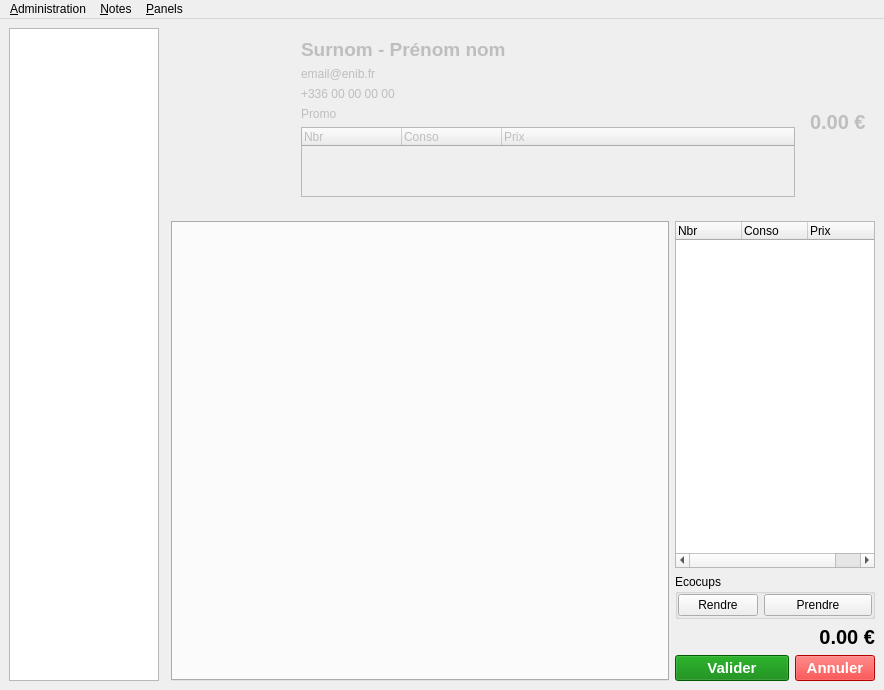
The window that application/ui/mainwindow.ui (nils-van-zuijlen/Enibar) describes before a commit, drawn with Qt 5.
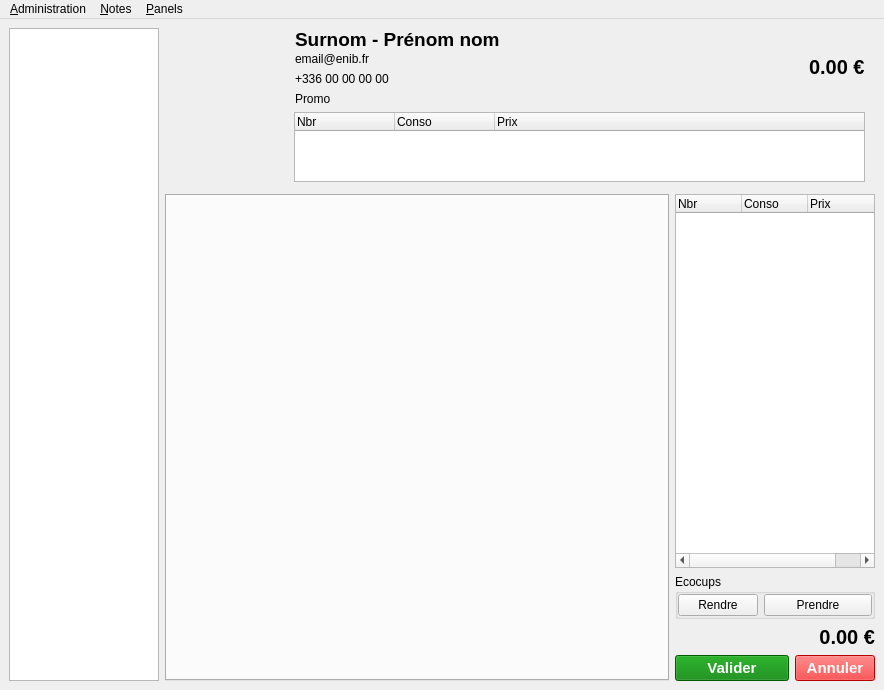
The same window after the commit. Custom widgets are drawn as their Qt base class.

Commit message: Beter ui disposition for main window hisotry

Diff of the .ui file:
```diff
--- a/application/ui/mainwindow.ui
+++ b/application/ui/mainwindow.ui
@@ -24,237 +24,32 @@
   </property>
   <widget class="QWidget" name="centralwidget">
    <layout class="QGridLayout" name="gridLayout_3">
-    <item row="0" column="0" rowspan="3">
-     <widget class="NotesList" name="notes_list">
-      <property name="sizePolicy">
-       <sizepolicy hsizetype="Fixed" vsizetype="Expanding">
-        <horstretch>0</horstretch>
-        <verstretch>0</verstretch>
-       </sizepolicy>
-      </property>
-      <property name="minimumSize">
-       <size>
-        <width>150</width>
-        <height>0</height>
-       </size>
-      </property>
-      <property name="maximumSize">
-       <size>
-        <width>150</width>
-        <height>16777215</height>
-       </size>
-      </property>
-      <property name="baseSize">
-       <size>
-        <width>200</width>
-        <height>0</height>
-       </size>
-      </property>
-      <property name="sortingEnabled">
-       <bool>true</bool>
-      </property>
-     </widget>
-    </item>
-    <item row="0" column="1" rowspan="2" colspan="3">
-     <widget class="QFrame" name="note_box">
+    <item row="2" column="1" colspan="2">
+     <widget class="Panels" name="panels">
       <property name="enabled">
+       <bool>true</bool>
+      </property>
+      <property name="tabPosition">
+       <enum>QTabWidget::North</enum>
+      </property>
+      <property name="tabShape">
+       <enum>QTabWidget::Rounded</enum>
+      </property>
+      <property name="currentIndex">
+       <number>-1</number>
+      </property>
+      <property name="elideMode">
+       <enum>Qt::ElideRight</enum>
+      </property>
+      <property name="usesScrollButtons">
+       <bool>true</bool>
+      </property>
+      <property name="documentMode">
        <bool>false</bool>
       </property>
-      <property name="sizePolicy">
-       <sizepolicy hsizetype="Preferred" vsizetype="Maximum">
-        <horstretch>0</horstretch>
-        <verstretch>0</verstretch>
-       </sizepolicy>
+      <property name="movable">
+       <bool>true</bool>
       </property>
-      <property name="styleSheet">
-       <string notr="true"/>
-      </property>
-      <layout class="QHBoxLayout" name="horizontalLayout_2">
-       <item>
-        <widget class="QLabel" name="note_photo">
-         <property name="sizePolicy">
-          <sizepolicy hsizetype="Fixed" vsizetype="Expanding">
-           <horstretch>0</horstretch>
-           <verstretch>0</verstretch>
-          </sizepolicy>
-         </property>
-         <property name="minimumSize">
-          <size>
-           <width>120</width>
-           <height>160</height>
-          </size>
-         </property>
-         <property name="maximumSize">
-          <size>
-           <width>120</width>
-           <height>160</height>
-          </size>
-         </property>
-         <property name="text">
-          <string/>
-         </property>
-        </widget>
-       </item>
-       <item>
-        <widget class="QFrame" name="note_middle">
-         <property name="sizePolicy">
-          <sizepolicy hsizetype="Minimum" vsizetype="Maximum">
-           <horstretch>1</horstretch>
-           <verstretch>0</verstretch>
-          </sizepolicy>
-         </property>
-         <property name="minimumSize">
-          <size>
-           <width>200</width>
-           <height>0</height>
-          </size>
-         </property>
-         <property name="lineWidth">
-          <number>50</number>
-         </property>
-         <layout class="QVBoxLayout" name="verticalLayout">
-          <property name="leftMargin">
-           <number>1</number>
-          </property>
-          <property name="topMargin">
-           <number>1</number>
-          </property>
-          <item>
-           <widget class="QLabel" name="note_name">
-            <property name="sizePolicy">
-             <sizepolicy hsizetype="MinimumExpanding" vsizetype="Preferred">
-              <horstretch>1</horstretch>
-              <verstretch>0</verstretch>
-             </sizepolicy>
-            </property>
-            <property name="font">
-             <font>
-              <pointsize>14</pointsize>
-              <weight>75</weight>
-              <bold>true</bold>
-             </font>
-            </property>
-            <property name="text">
-             <string>Surnom - Prénom nom</string>
-            </property>
-            <property name="alignment">
-             <set>Qt::AlignLeading|Qt::AlignLeft|Qt::AlignTop</set>
-            </property>
-           </widget>
-          </item>
-          <item>
-           <widget class="QLabel" name="note_mail">
-            <property name="sizePolicy">
-             <sizepolicy hsizetype="MinimumExpanding" vsizetype="Preferred">
-              <horstretch>1</horstretch>
-              <verstretch>0</verstretch>
-             </sizepolicy>
-            </property>
-            <property name="frameShadow">
-             <enum>QFrame::Plain</enum>
-            </property>
-            <property name="text">
-             <string>email@enib.fr</string>
-            </property>
-            <property name="alignment">
-             <set>Qt::AlignLeading|Qt::AlignLeft|Qt::AlignTop</set>
-            </property>
-           </widget>
-          </item>
-          <item>
-           <widget class="QLabel" name="note_phone">
-            <property name="sizePolicy">
-             <sizepolicy hsizetype="MinimumExpanding" vsizetype="Preferred">
-              <horstretch>1</horstretch>
-              <verstretch>0</verstretch>
-             </sizepolicy>
-            </property>
-            <property name="text">
-             <string>+336 00 00 00 00</string>
-            </property>
-            <property name="alignment">
-             <set>Qt::AlignLeading|Qt::AlignLeft|Qt::AlignTop</set>
-            </property>
-           </widget>
-          </item>
-          <item>
-           <widget class="QLabel" name="note_promo">
-            <property name="sizePolicy">
-             <sizepolicy hsizetype="MinimumExpanding" vsizetype="Preferred">
-              <horstretch>1</horstretch>
-              <verstretch>0</verstretch>
-             </sizepolicy>
-            </property>
-            <property name="text">
-             <string>Promo</string>
-            </property>
-            <property name="alignment">
-             <set>Qt::AlignLeading|Qt::AlignLeft|Qt::AlignTop</set>
-            </property>
-           </widget>
-          </item>
-          <item>
-           <widget class="QTreeWidget" name="note_history">
-            <column>
-             <property name="text">
-              <string>Nbr</string>
-             </property>
-            </column>
-            <column>
-             <property name="text">
-              <string>Conso</string>
-             </property>
-            </column>
-            <column>
-             <property name="text">
-              <string>Prix</string>
-             </property>
-            </column>
-           </widget>
-          </item>
-          <item>
-           <spacer name="verticalSpacer">
-            <property name="enabled">
-             <bool>false</bool>
-            </property>
-            <property name="orientation">
-             <enum>Qt::Vertical</enum>
-            </property>
-            <property name="sizeType">
-             <enum>QSizePolicy::Expanding</enum>
-            </property>
-            <property name="sizeHint" stdset="0">
-             <size>
-              <width>20</width>
-              <height>120</height>
-             </size>
-            </property>
-           </spacer>
-          </item>
-         </layout>
-        </widget>
-       </item>
-       <item>
-        <widget class="QLabel" name="note_solde">
-         <property name="sizePolicy">
-          <sizepolicy hsizetype="Maximum" vsizetype="Preferred">
-           <horstretch>0</horstretch>
-           <verstretch>0</verstretch>
-          </sizepolicy>
-         </property>
-         <property name="font">
-          <font>
-           <pointsize>15</pointsize>
-           <weight>75</weight>
-           <bold>true</bold>
-          </font>
-         </property>
-         <property name="text">
-          <string>0.00 €</string>
-         </property>
-        </widget>
-       </item>
-      </layout>
      </widget>
     </item>
     <item row="2" column="3">
@@ -470,30 +265,255 @@
       </layout>
      </widget>
     </item>
-    <item row="2" column="2">
-     <widget class="Panels" name="panels">
-      <property name="enabled">
-       <bool>true</bool>
+    <item row="1" column="1" colspan="3">
+     <widget class="QWidget" name="note_box" native="true">
+      <property name="maximumSize">
+       <size>
+        <width>16777215</width>
+        <height>160</height>
+       </size>
       </property>
-      <property name="tabPosition">
-       <enum>QTabWidget::North</enum>
+      <layout class="QGridLayout" name="gridLayout_4">
+       <property name="leftMargin">
+        <number>0</number>
+       </property>
+       <property name="topMargin">
+        <number>0</number>
+       </property>
+       <property name="rightMargin">
+        <number>10</number>
+       </property>
+       <property name="bottomMargin">
+        <number>0</number>
+       </property>
+       <property name="horizontalSpacing">
+        <number>0</number>
+       </property>
+       <item row="0" column="0" rowspan="3" alignment="Qt::AlignTop">
+        <widget class="QLabel" name="note_photo">
+         <property name="sizePolicy">
+          <sizepolicy hsizetype="Fixed" vsizetype="Expanding">
+           <horstretch>0</horstretch>
+           <verstretch>0</verstretch>
+          </sizepolicy>
+         </property>
+         <property name="minimumSize">
+          <size>
+           <width>120</width>
+           <height>160</height>
+          </size>
+         </property>
+         <property name="maximumSize">
+          <size>
+           <width>120</width>
+           <height>160</height>
+          </size>
+         </property>
+         <property name="text">
+          <string/>
+         </property>
+        </widget>
+       </item>
+       <item row="0" column="3">
+        <widget class="QLabel" name="note_solde">
+         <property name="sizePolicy">
+          <sizepolicy hsizetype="Minimum" vsizetype="Preferred">
+           <horstretch>0</horstretch>
+           <verstretch>0</verstretch>
+          </sizepolicy>
+         </property>
+         <property name="minimumSize">
+          <size>
+           <width>0</width>
+           <height>0</height>
+          </size>
+         </property>
+         <property name="font">
+          <font>
+           <pointsize>15</pointsize>
+           <weight>75</weight>
+           <bold>true</bold>
+          </font>
+         </property>
+         <property name="text">
+          <string>0.00 €</string>
+         </property>
+        </widget>
+       </item>
+       <item row="0" column="1" colspan="2">
+        <widget class="QFrame" name="note_middle">
+         <property name="sizePolicy">
+          <sizepolicy hsizetype="Minimum" vsizetype="Maximum">
+           <horstretch>1</horstretch>
+           <verstretch>0</verstretch>
+          </sizepolicy>
+         </property>
+         <property name="minimumSize">
+          <size>
+           <width>200</width>
+           <height>0</height>
+          </size>
+         </property>
+         <property name="lineWidth">
+          <number>50</number>
+         </property>
+         <layout class="QVBoxLayout" name="verticalLayout">
+          <property name="leftMargin">
+           <number>10</number>
+          </property>
+          <property name="topMargin">
+           <number>0</number>
+          </property>
+          <property name="rightMargin">
+           <number>10</number>
+          </property>
+          <property name="bottomMargin">
+           <number>0</number>
+          </property>
+          <item>
+           <widget class="QLabel" name="note_name">
+            <property name="sizePolicy">
+             <sizepolicy hsizetype="MinimumExpanding" vsizetype="Preferred">
+              <horstretch>1</horstretch>
+              <verstretch>0</verstretch>
+             </sizepolicy>
+            </property>
+            <property name="font">
+             <font>
+              <pointsize>14</pointsize>
+              <weight>75</weight>
+              <bold>true</bold>
+             </font>
+            </property>
+            <property name="text">
+             <string>Surnom - Prénom nom</string>
+            </property>
+            <property name="alignment">
+             <set>Qt::AlignLeading|Qt::AlignLeft|Qt::AlignTop</set>
+            </property>
+           </widget>
+          </item>
+          <item>
+           <widget class="QLabel" name="note_mail">
+            <property name="sizePolicy">
+             <sizepolicy hsizetype="MinimumExpanding" vsizetype="Preferred">
+              <horstretch>1</horstretch>
+              <verstretch>0</verstretch>
+             </sizepolicy>
+            </property>
+            <property name="frameShadow">
+             <enum>QFrame::Plain</enum>
+            </property>
+            <property name="text">
+             <string>email@enib.fr</string>
+            </property>
+            <property name="alignment">
+             <set>Qt::AlignLeading|Qt::AlignLeft|Qt::AlignTop</set>
+            </property>
+           </widget>
+          </item>
+          <item>
+           <widget class="QLabel" name="note_phone">
+            <property name="sizePolicy">
+             <sizepolicy hsizetype="MinimumExpanding" vsizetype="Preferred">
+              <horstretch>1</horstretch>
+              <verstretch>0</verstretch>
+             </sizepolicy>
+            </property>
+            <property name="text">
+             <string>+336 00 00 00 00</string>
+            </property>
+            <property name="alignment">
+             <set>Qt::AlignLeading|Qt::AlignLeft|Qt::AlignTop</set>
+            </property>
+           </widget>
+          </item>
+          <item>
+           <widget class="QLabel" name="note_promo">
+            <property name="sizePolicy">
+             <sizepolicy hsizetype="MinimumExpanding" vsizetype="Preferred">
+              <horstretch>1</horstretch>
+              <verstretch>0</verstretch>
+             </sizepolicy>
+            </property>
+            <property name="text">
+             <string>Promo</string>
+            </property>
+            <property name="alignment">
+             <set>Qt::AlignLeading|Qt::AlignLeft|Qt::AlignTop</set>
+            </property>
+           </widget>
+          </item>
+         </layout>
+        </widget>
+       </item>
+       <item row="1" column="1" colspan="3">
+        <widget class="QWidget" name="widget_3" native="true">
+         <layout class="QGridLayout" name="gridLayout_2">
+          <property name="topMargin">
+           <number>0</number>
+          </property>
+          <property name="rightMargin">
+           <number>0</number>
+          </property>
+          <property name="bottomMargin">
+           <number>0</number>
+          </property>
+          <item row="0" column="0">
+           <widget class="QTreeWidget" name="note_history">
+            <property name="indentation">
+             <number>0</number>
+            </property>
+            <column>
+             <property name="text">
+              <string>Nbr</string>
+             </property>
+            </column>
+            <column>
+             <property name="text">
+              <string>Conso</string>
+             </property>
+            </column>
+            <column>
+             <property name="text">
+              <string>Prix</string>
+             </property>
+            </column>
+           </widget>
+          </item>
+         </layout>
+        </widget>
+       </item>
+      </layout>
+     </widget>
+    </item>
+    <item row="1" column="0" rowspan="2">
+     <widget class="NotesList" name="notes_list">
+      <property name="sizePolicy">
+       <sizepolicy hsizetype="Fixed" vsizetype="Expanding">
+        <horstretch>0</horstretch>
+        <verstretch>0</verstretch>
+       </sizepolicy>
       </property>
-      <property name="tabShape">
-       <enum>QTabWidget::Rounded</enum>
+      <property name="minimumSize">
+       <size>
+        <width>150</width>
+        <height>0</height>
+       </size>
       </property>
-      <property name="currentIndex">
-       <number>-1</number>
+      <property name="maximumSize">
+       <size>
+        <width>150</width>
+        <height>16777215</height>
+       </size>
       </property>
-      <property name="elideMode">
-       <enum>Qt::ElideRight</enum>
+      <property name="baseSize">
+       <size>
+        <width>200</width>
+        <height>0</height>
+       </size>
       </property>
-      <property name="usesScrollButtons">
-       <bool>true</bool>
-      </property>
-      <property name="documentMode">
-       <bool>false</bool>
-      </property>
-      <property name="movable">
+      <property name="sortingEnabled">
        <bool>true</bool>
       </property>
      </widget>
@@ -506,7 +526,7 @@
      <x>0</x>
      <y>0</y>
      <width>884</width>
-     <height>20</height>
+     <height>19</height>
     </rect>
    </property>
    <widget class="QMenu" name="administration">
```
